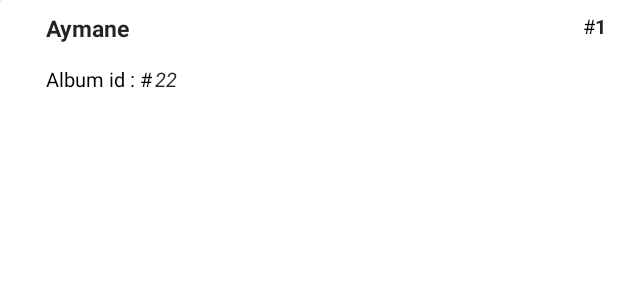
After one commit to Aymane199/LeboncoinTestAlbums, an Android app: the layout custom_row_album.xml on its own in the app's theme, with its tools: preview values and no code run, on a phone screen of 412 x 824 dp. The commit adds this screen. Shown: the top 300 px of the screen. Run offline under Robolectric (Android 15) with nearby library versions, the phone set to English and light mode, and no system bars.

Commit message:
basic UI : recycleView + adapter

```diff
--- a/app/src/main/java/com/example/leboncointestalbums/view/listAlbum/ListAlbumFragment.kt
+++ b/app/src/main/java/com/example/leboncointestalbums/view/listAlbum/ListAlbumFragment.kt
@@ -9,7 +9,9 @@ import android.view.ViewGroup
 import android.widget.Toast
 import androidx.lifecycle.Observer
 import androidx.lifecycle.ViewModelProvider
+import androidx.recyclerview.widget.LinearLayoutManager
 import com.example.leboncointestalbums.R
+import com.example.leboncointestalbums.view.listAlbum.adapter.DataAdapterListAlbum
 import com.example.leboncointestalbums.viewmodel.listAlbum.ListAlbumViewModel
 import kotlinx.android.synthetic.main.fragment_list_album.view.*
 
@@ -25,14 +27,19 @@ class ListAlbumFragment : Fragment() {
     ): View? {
         val view = inflater.inflate(R.layout.fragment_list_album, container, false)
 
+        //RecycleView
+        val adapter = DataAdapterListAlbum()
+        val recyclerView = view.recycleView
+        recyclerView.adapter = adapter
+        recyclerView.layoutManager = LinearLayoutManager(requireContext())
 
+
+        //ViewModel
         viewModel = ViewModelProvider(this).get(ListAlbumViewModel::class.java)
-
         viewModel.albumList.observe(viewLifecycleOwner, Observer {
-            Log.d("ListAlbumFragment","albumList : ${viewModel.albumList.value.toString()}")
+            adapter.setData(viewModel.albumList.value!!)
         })
         viewModel.showProgress.observe(viewLifecycleOwner, Observer {
-
             view.progressBar.visibility = if (viewModel.showProgress.value == true) View.VISIBLE else View.INVISIBLE
 
         })
--- a/app/src/main/java/com/example/leboncointestalbums/view/listAlbum/adapter/DataAdapterListAlbum.kt
+++ b/app/src/main/java/com/example/leboncointestalbums/view/listAlbum/adapter/DataAdapterListAlbum.kt
@@ -1,4 +1,43 @@
 package com.example.leboncointestalbums.view.listAlbum.adapter
 
-class DataAdapterListAlbum {
+import android.view.LayoutInflater
+import android.view.View
+import android.view.ViewGroup
+import androidx.recyclerview.widget.RecyclerView
+import com.example.leboncointestalbums.R
+import com.example.leboncointestalbums.model.entity.Album
+import kotlinx.android.synthetic.main.custom_row_album.view.*
+
+class DataAdapterListAlbum : RecyclerView.Adapter<DataAdapterListAlbum.MyViewHolder>(){
+
+    private var albumList = emptyList<Album>()
+
+    class MyViewHolder(itemView: View) : RecyclerView.ViewHolder(itemView){}
+
+    override fun onCreateViewHolder(parent: ViewGroup, viewType: Int): MyViewHolder {
+        return MyViewHolder(LayoutInflater.from(parent.context).inflate(R.layout.custom_row_album,parent,false))
+    }
+
+    override fun getItemCount(): Int {
+        return albumList.size
+    }
+
+
+    fun setData(list: List<Album>){
+        this.albumList = list
+        notifyDataSetChanged()
+    }
+
+    override fun onBindViewHolder(holder: MyViewHolder, position: Int) {
+        val currentItem = albumList[position]
+        holder.itemView.textViewId.text = currentItem.id.toString()
+        holder.itemView.textViewTitle.text = currentItem.title
+        holder.itemView.textViewAlbumId.text = currentItem.albumId.toString()
+
+        //holder.itemView.textViewAlbumId.text = currentItem.thumbnailUrl
+
+        holder.itemView.rowLayout.setOnClickListener {
+        }
+    }
+
 }
--- /dev/null
+++ b/app/src/main/res/layout/custom_row_album.xml
@@ -0,0 +1,86 @@
+<?xml version="1.0" encoding="utf-8"?>
+<androidx.constraintlayout.widget.ConstraintLayout xmlns:android="http://schemas.android.com/apk/res/android"
+    xmlns:app="http://schemas.android.com/apk/res-auto"
+    xmlns:tools="http://schemas.android.com/tools"
+    android:id="@+id/rowLayout"
+    android:layout_width="match_parent"
+    android:layout_height="75dp">
+
+    <TextView
+        android:id="@+id/textViewId"
+        android:layout_width="wrap_content"
+        android:layout_height="wrap_content"
+        android:layout_marginTop="8dp"
+        android:layout_marginEnd="8dp"
+        android:text="1"
+        android:textColor="#DC000000"
+        android:textSize="13sp"
+        android:textStyle="bold"
+        app:layout_constraintEnd_toEndOf="parent"
+        app:layout_constraintTop_toTopOf="parent"
+        app:layout_goneMarginBottom="16dp" />
+
+    <TextView
+        android:id="@+id/textViewTitle"
+        android:layout_width="0dp"
+        android:layout_height="wrap_content"
+        android:layout_marginHorizontal="30dp"
+        android:layout_marginTop="8dp"
+        android:ellipsize="end"
+        android:maxLines="1"
+        android:text="Aymane"
+        android:textColor="#DC000000"
+        android:textSize="15dp"
+        android:textStyle="bold"
+        app:layout_constraintEnd_toStartOf="@+id/textView2"
+        app:layout_constraintHorizontal_bias="0.1"
+        app:layout_constraintStart_toEndOf="@+id/imageViewThumbnailUrl"
+        app:layout_constraintTop_toTopOf="parent"
+        app:layout_goneMarginBottom="16dp" />
+
+    <TextView
+        android:id="@+id/textViewAlbumId"
+        android:layout_width="wrap_content"
+        android:layout_height="wrap_content"
+        android:layout_marginStart="2dp"
+        android:text="22"
+        android:textColor="#DC000000"
+        android:textSize="13sp"
+        android:textStyle="italic"
+        app:layout_constraintBottom_toBottomOf="parent"
+        app:layout_constraintStart_toEndOf="@+id/textView"
+        app:layout_constraintTop_toBottomOf="@+id/textViewTitle"
+        app:layout_goneMarginBottom="16dp" />
+
+    <TextView
+        android:id="@+id/textView"
+        android:layout_width="wrap_content"
+        android:layout_height="wrap_content"
+        android:text="Album id : #"
+        android:textColor="#000000"
+        android:textSize="13sp"
+        app:layout_constraintBottom_toBottomOf="parent"
+        app:layout_constraintStart_toStartOf="@+id/textViewTitle"
+        app:layout_constraintTop_toBottomOf="@+id/textViewTitle" />
+
+    <ImageView
+        android:id="@+id/imageViewThumbnailUrl"
+        android:layout_width="0dp"
+        android:layout_height="wrap_content"
+        app:layout_constraintBottom_toBottomOf="parent"
+        app:layout_constraintStart_toStartOf="parent"
+        app:layout_constraintTop_toTopOf="parent"
+        app:layout_constraintVertical_bias="0.0"
+        tools:srcCompat="@tools:sample/avatars" />
+
+    <TextView
+        android:id="@+id/textView2"
+        android:layout_width="wrap_content"
+        android:layout_height="wrap_content"
+        android:text="#"
+        android:textColor="#000000"
+        android:textSize="13sp"
+        app:layout_constraintBottom_toBottomOf="@+id/textViewId"
+        app:layout_constraintEnd_toStartOf="@+id/textViewId"
+        app:layout_constraintTop_toTopOf="@+id/textViewId" />
+</androidx.constraintlayout.widget.ConstraintLayout>
--- a/app/src/main/res/layout/fragment_list_album.xml
+++ b/app/src/main/res/layout/fragment_list_album.xml
@@ -17,4 +17,14 @@
         app:layout_constraintHorizontal_bias="0.5"
         app:layout_constraintStart_toStartOf="parent"
         app:layout_constraintTop_toTopOf="parent" />
+
+    <androidx.recyclerview.widget.RecyclerView
+        android:id="@+id/recycleView"
+        android:layout_width="match_parent"
+        android:layout_height="match_parent"
+        app:layout_constraintBottom_toBottomOf="parent"
+        app:layout_constraintEnd_toEndOf="parent"
+        app:layout_constraintHorizontal_bias="0.5"
+        app:layout_constraintStart_toStartOf="parent"
+        app:layout_constraintTop_toTopOf="parent" />
 </androidx.constraintlayout.widget.ConstraintLayout>
```
